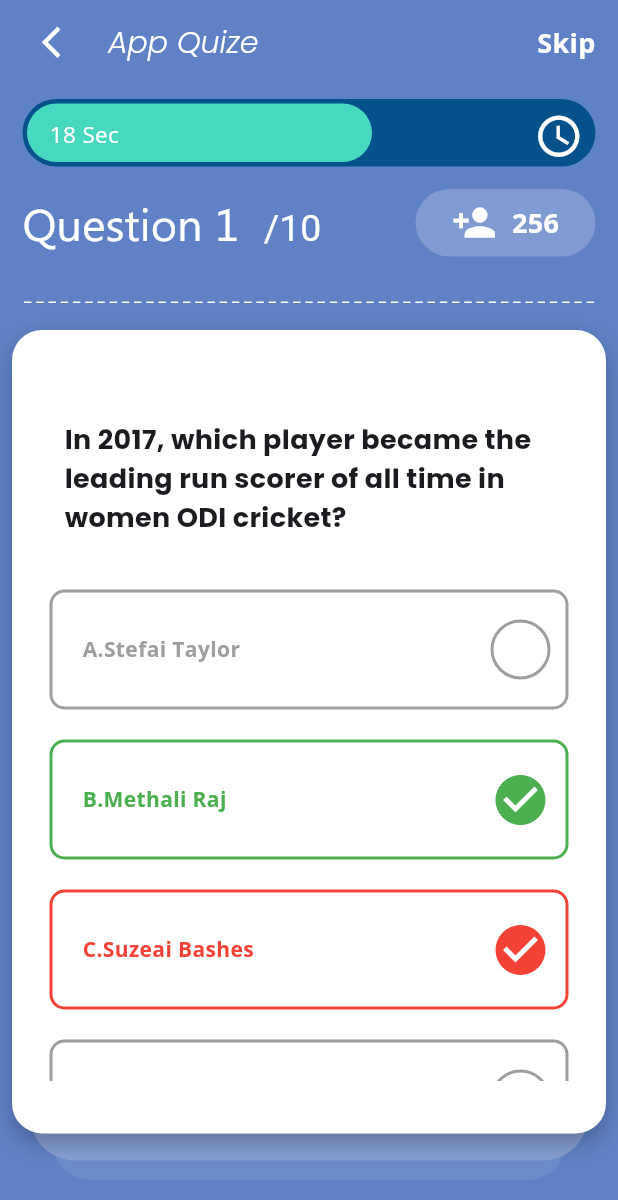
After one commit to sajidalikargili/School-ERP, a Flutter app: the PlayQuizePage screen opened by its route, on a phone screen of 412 x 824 dp. The commit adds this screen. Shown: the top 1200 px of the screen. Run offline on Flutter 3.47's test engine with Material 3 defaults, Android fonts, the phone set to English and light mode, and no system bars; drawn by our look-alikes of flutter_dash; our stand-ins replace dotted_border, go_router, google_fonts; missing offline and left inert: dart:ffi.

Commit message:
quize screen

```diff
--- /dev/null
+++ b/lib/data/question_model.dart
@@ -0,0 +1,6 @@
+import 'package:flutter/cupertino.dart';
+
+class QuestionModel{
+ final String title; final IconData? icon;final Color? color;
+  QuestionModel({required this.title, this.icon, this.color});
+}
--- a/lib/presentation/pages/play_quize.dart
+++ /dev/null
@@ -1,15 +0,0 @@
-import 'package:flutter/material.dart';
-
-class PlayQuizePage extends StatefulWidget {
-  const PlayQuizePage({super.key});
-
-  @override
-  State<PlayQuizePage> createState() => _PlayQuizePageState();
-}
-
-class _PlayQuizePageState extends State<PlayQuizePage> {
-  @override
-  Widget build(BuildContext context) {
-    return const Placeholder();
-  }
-}
--- /dev/null
+++ b/lib/presentation/pages/play_quize_page.dart
@@ -0,0 +1,221 @@
+import 'package:dotted_border/dotted_border.dart';
+import 'package:flutter/material.dart';
+import 'package:flutter_dash/flutter_dash.dart';
+import 'package:go_router/go_router.dart';
+import 'package:school_erp/presentation/widgets/clock_container.dart';
+import 'package:school_erp/utils/app_helper_method.dart';
+import 'package:school_erp/presentation/widgets/person_container.dart';
+import 'package:school_erp/presentation/widgets/question_headers.dart';
+import 'package:school_erp/presentation/widgets/question_option.dart';
+import 'package:school_erp/utils/app_colors.dart';
+import 'package:school_erp/utils/app_helper_method.dart';
+
+class PlayQuizePage extends StatefulWidget {
+  const PlayQuizePage({super.key});
+
+  @override
+  State<PlayQuizePage> createState() => _PlayQuizePageState();
+}
+
+class _PlayQuizePageState extends State<PlayQuizePage> {
+  @override
+  Widget build(BuildContext context) {
+    return Scaffold(
+      backgroundColor: AppColors.bgColor,
+     appBar: AppBar(
+       leading:Padding(padding: EdgeInsets.symmetric(horizontal: 20),child: IconButton(onPressed: (){
+         context.pop();
+       }, icon: Icon(Icons.arrow_back_ios,size: 25,color: Colors.white,)),),
+       title: Text('App Quize',style: TextStyle(fontFamily: 'Poppins',fontWeight: FontWeight.w300,fontSize: 20,fontStyle: FontStyle.italic,color: Colors.white),),
+       actions: [
+        Padding(padding: EdgeInsets.all(15),
+            child:  Text('Skip',style: TextStyle(fontSize: 18,fontWeight: FontWeight.bold,color: Colors.white),),)
+       ],
+       backgroundColor: AppColors.bgColor,
+     ),
+      body: Column(
+        children: [
+          ClockContainer('18 Sec',AppColors.tealgreenColor),
+       SizedBox(height: 5),
+          QuestionHeader(),
+          SizedBox(height: 30),
+          Dash(
+            direction: Axis.horizontal,
+            length: 380,
+            dashLength: 5,
+            dashColor: Colors.white,
+          ),
+          SizedBox(height: 10),
+          Stack(
+            clipBehavior: Clip.none,
+            children: [
+
+              // 🔵 Bottom overlapping layer (shadow design)
+              Positioned(
+                bottom: -10,
+                left: 20,
+                right: 20,
+                child: Container(
+                  height: 60,
+                  decoration: BoxDecoration(
+                    color:AppColors.waterishColor,
+                    borderRadius: BorderRadius.circular(30),
+                  ),
+                ),
+              ),
+              Positioned(
+                bottom: -23,
+                left: 35,
+                right: 35,
+                child: Container(
+                  height: 50,
+                  decoration: BoxDecoration(
+                    color:AppColors.waterishColor.withOpacity(0.30),
+                    borderRadius: BorderRadius.circular(35),
+                  ),
+                ),
+              ),
+              _QuestionCard()
+
+              // ⚪ Main white card
+              // Container(
+              //   margin: EdgeInsets.symmetric(horizontal: 16),
+              //   padding: EdgeInsets.symmetric(vertical: 35, horizontal: 15),
+              //   decoration: BoxDecoration(
+              //     color: Colors.white,
+              //     borderRadius: BorderRadius.circular(25),
+              //   ),
+              //   child: Column(
+              //     children: [
+              //
+              //     ],
+              //   ),
+              // ),
+            ],
+          )
+
+          //    Stack(
+       //      clipBehavior: Clip.none,
+       //      children: [
+       //        // 🔵 Background
+       //        Container(
+       //          height: 650,
+       //          width: 500,
+       //          color: Colors.blue, // your background color
+       //        ),
+       //
+       //
+       //        // ⚪ Overlapping white card
+       //        Positioned(
+       //          top: 10, // this controls overlap
+       //          left: 15,
+       //          right: 15,
+       //          child: _QuestionCard(),
+       //        ),
+       //      ],
+       //    )
+
+          // Expanded(child:Padding(padding: EdgeInsets.symmetric(vertical: 35,horizontal: 15),child:  Container(
+          //   decoration: BoxDecoration(
+          //       color: Colors.white,
+          //       borderRadius: BorderRadius.circular(20)
+          //   ),
+          // child: Column(
+          //   crossAxisAlignment: CrossAxisAlignment.center,
+          //   children: [
+          //     Padding(
+          //       padding: EdgeInsets.symmetric(vertical: 45, horizontal: 30),
+          //       child: Align(
+          //           alignment: Alignment.centerLeft,  // Changed from Alignment.center
+          //           child: Text(
+          //             'In 2017, which player became the leading run scorer of all time in women ODI cricket?',
+          //             style: TextStyle(
+          //                 fontFamily: 'Poppins',
+          //                 fontWeight: FontWeight.w700,
+          //                 fontSize: 18
+          //             ),
+          //           )
+          //       ),
+          //     ),
+          //     Expanded(
+          //         child: ListView.builder(
+          //             itemCount: HelperMethod.getQuestionList().length,  // Get the list length
+          //             itemBuilder: (context, index) {
+          //               final question = HelperMethod.getQuestionList()[index];  // Get item at index
+          //               return QuestionOption(
+          //                 title: question.title,
+          //                 icon: question.icon,
+          //                 color: question.color,
+          //               );
+          //             }
+          //         )
+          //     )
+          //
+          //   ],
+          // ),),
+          //   ),),
+
+
+
+
+
+        ],
+      ),
+    );
+  }
+}
+class _QuestionCard extends StatelessWidget {
+  @override
+  Widget build(BuildContext context) {
+    return Padding(
+      padding: const EdgeInsets.all(8.0),
+      child: Container(
+        height: MediaQuery.of(context).size.height * 0.65,
+        padding: EdgeInsets.symmetric(vertical: 35, horizontal: 15),
+        decoration: BoxDecoration(
+          color: Colors.white,
+          borderRadius: BorderRadius.circular(20),
+          boxShadow: [
+            BoxShadow(
+              color: Colors.black26,
+              blurRadius: 12,
+              offset: Offset(0, 6),
+            ),
+          ],
+        ),
+        child: Column(
+          children: [
+            Padding(
+              padding: EdgeInsets.symmetric(vertical: 25, horizontal: 20),
+              child: Align(
+                alignment: Alignment.centerLeft,
+                child: Text(
+                  'In 2017, which player became the leading run scorer of all time in women ODI cricket?',
+                  style: TextStyle(
+                    fontFamily: 'Poppins',
+                    fontWeight: FontWeight.w700,
+                    fontSize: 18,
+                  ),
+                ),
+              ),
+            ),
+
+            Expanded(
+              child: ListView.builder(
+                itemCount: HelperMethod.getQuestionList().length,
+                itemBuilder: (context, index) {
+                  final question = HelperMethod.getQuestionList()[index];
+                  return QuestionOption(
+                    title: question.title,
+                    icon: question.icon,
+                    color: question.color,
+                  );
+                },
+              ),
+            ),
+          ],
+        ),
+      ),
+    );
+  }
+}
--- a/lib/presentation/pages/profile_page.dart
+++ b/lib/presentation/pages/profile_page.dart
@@ -1,5 +1,5 @@
 import 'package:flutter/material.dart';
-import 'package:school_erp/presentation/pages/form_one.dart';
+import 'package:school_erp/presentation/widgets/form_one.dart';
 import 'package:school_erp/presentation/widgets/profile_container.dart';
 import 'package:school_erp/utils/app_colors.dart';
 import 'package:school_erp/utils/app_styles.dart';
--- a/lib/presentation/pages/signIn_page.dart
+++ b/lib/presentation/pages/signIn_page.dart
@@ -134,7 +134,7 @@ class _SigninPagesState extends State<SigninPages> {
                             backgroundColor: AppColors.bgColor
                           ),
                           onPressed: () {
-                            context.goNamed(AppRoute.homePage.name);
+                            context.goNamed(AppRoute.playquizePage.name);
                           },
                           child: Row(
                             mainAxisAlignment: MainAxisAlignment.center,
--- /dev/null
+++ b/lib/presentation/widgets/clock_container.dart
@@ -0,0 +1,48 @@
+import 'package:flutter/cupertino.dart';
+import 'package:flutter/material.dart';
+import 'package:school_erp/utils/app_colors.dart';
+
+Widget ClockContainer(String second,Color color){
+  return Container(
+    margin: EdgeInsets.symmetric(vertical: 10,horizontal: 15),
+    height: 45,
+    width: double.infinity,
+    decoration: BoxDecoration(
+      color:AppColors.deepBlue,
+      borderRadius: BorderRadius.circular(50)
+    ),
+    child: Row(
+      mainAxisAlignment: MainAxisAlignment.spaceBetween,
+      crossAxisAlignment: CrossAxisAlignment.center,
+      children: [
+    Padding(
+      padding: const EdgeInsets.all(3.0),
+      child: Container(
+        height: 60,
+        width: 230,
+        decoration: BoxDecoration(
+          color: color,
+          borderRadius: BorderRadius.circular(50)
+        ),
+        child: Column(
+          mainAxisAlignment: MainAxisAlignment.center,
+          crossAxisAlignment: CrossAxisAlignment.start,
+          children: [
+           Padding(
+             padding: const EdgeInsets.symmetric(horizontal: 15,vertical: 8),
+             child: Text(second,style: TextStyle(fontSize: 15,fontWeight: FontWeight.w400,color: Colors.white)),
+           )
+          ],
+        ),
+      ),
+    ),
+       Padding(
+         padding: const EdgeInsets.all(8.0),
+         child: Icon(Icons.watch_later_outlined,size: 33,color: Colors.white,),
+       )
+
+
+      ],
+    ),
+  );
+}
--- /dev/null
+++ b/lib/presentation/widgets/person_container.dart
@@ -0,0 +1,24 @@
+import 'package:flutter/cupertino.dart';
+import 'package:flutter/material.dart';
+import 'package:school_erp/utils/app_colors.dart';
+
+Widget PersonContainter(){
+  return Container(
+    margin: EdgeInsets.only(right: 15),
+    height: 45,
+    width: 120,
+    decoration: BoxDecoration(
+      color: Colors.white.withOpacity(0.20),
+      borderRadius: BorderRadius.circular(25)
+    ),
+    child: Row(
+      mainAxisAlignment: MainAxisAlignment.center,
+      crossAxisAlignment: CrossAxisAlignment.center,
+      children: [
+        Icon(Icons.person_add_sharp,color: Colors.white,size: 30),
+        SizedBox(width: 10),
+        Text('256',style: TextStyle(color: Colors.white,fontSize: 18,fontWeight: FontWeight.w700),)
+      ],
+    ),
+  );
+}
--- /dev/null
+++ b/lib/presentation/widgets/question_headers.dart
@@ -0,0 +1,45 @@
+import 'package:flutter/cupertino.dart';
+import 'package:flutter/material.dart';
+import 'package:school_erp/presentation/widgets/person_container.dart';
+
+class QuestionHeader extends StatelessWidget {
+  const QuestionHeader({
+    super.key,
+  });
+
+  @override
+  Widget build(BuildContext context) {
+    return Row(
+      mainAxisAlignment: MainAxisAlignment.spaceBetween,
+      children: [
+        Padding(
+          padding: const EdgeInsets.only(left: 15),
+          child: RichText(
+              text: TextSpan(
+                  text: 'Question 1',
+                  style: TextStyle(
+                      color: Colors.white,
+                      fontFamily: 'SegoeUI',
+                      fontSize: 30,
+                      fontWeight: FontWeight.w400
+                  ),
+                  children:[
+                    TextSpan(
+                        text: '  '
+
+                    ),
+                    TextSpan(
+                        text: '/10',
+                        style: TextStyle(
+                          color: Colors.white,
+                          fontSize: 25,
+                        )
+                    )
+                  ]
+              )),
+        ),
+        PersonContainter()
+      ],
+    );
+  }
+}
--- /dev/null
+++ b/lib/presentation/widgets/question_option.dart
@@ -0,0 +1,55 @@
+import 'package:flutter/material.dart';
+
+class QuestionOption extends StatelessWidget {
+  String title;
+  IconData? icon;
+  Color? color;
+    QuestionOption({
+    super.key,
+    required this.title,
+      this.color,
+      this.icon
+  });
+
+  @override
+  Widget build(BuildContext context) {
+    return Padding(
+      padding: const EdgeInsets.symmetric(vertical: 10,horizontal: 10),
+      child: Container(
+        height: 80,
+        width: double.infinity,
+        decoration: BoxDecoration(
+            color: Colors.white,
+            borderRadius: BorderRadius.circular(10),
+            border: color==0 ? Border.all(width: 2,color:  Colors.grey) : Border.all(width: 2,color:  color ?? Colors.grey)
+
+      ),
+        child: Row(
+          children: [
+            Expanded(child: Padding(
+              padding: const EdgeInsets.all(20.0),
+              child: Text(title,style: TextStyle(color: color ?? Colors.grey,fontWeight: FontWeight.w700),),
+            )),
+            Padding(
+              padding: const EdgeInsets.all(10.0),
+              child: Container(
+                  height: 40,
+                  width: 40,
+                  decoration: BoxDecoration(
+                      color: Colors.white,
+                      shape: BoxShape.circle,
+                      border:color==null ? Border.all(color: Colors.grey,width: 2) :null
+                  ),
+                  child: icon!=null ?Icon(
+                    Icons.check_circle,
+                    color:  color ?? Colors.grey,
+                    size: 40,  // Same as container size to fill completely
+                  ):null
+              ),
+            ),
+          ],
+        ),
+      ),
+    );
+  }
+}
--- a/lib/utils/app_colors.dart
+++ b/lib/utils/app_colors.dart
@@ -1,4 +1,6 @@
 import 'dart:ui';
+
+import 'package:flutter/material.dart';
 class AppColors{
   AppColors._();
   static const bgColor=Color(0xff5F82C6);
@@ -7,4 +9,9 @@ class AppColors{
   static const greyColor=Color(0xffCACACA);
   static const circleredBg=Color(0xffFFB1B1);
   static const circlegreenBg=Color(0xffA9F2A4);
+  static const tealgreenColor=Color(0xff46D9BF);
+  static const greenColor=Color(0xff6AC259);
+  static const redColor=Color(0xffE92E30);
+  static const deepBlue=Color(0xff05518B);
+  static const waterishColor=Color(0xff859FD1);
 }
--- a/lib/utils/app_helper_method.dart
+++ b/lib/utils/app_helper_method.dart
@@ -1,5 +1,8 @@
+import 'package:flutter/cupertino.dart';
+import 'package:flutter/material.dart';
 import 'package:school_erp/data/history_model.dart';
 import 'package:school_erp/data/item_model.dart';
+import 'package:school_erp/data/question_model.dart';
 import 'package:school_erp/utils/app_assets.dart';
 import 'package:school_erp/utils/app_constants.dart';
 
@@ -40,4 +43,12 @@ class HelperMethod{
 
    ];
   }
+  static List<QuestionModel> getQuestionList(){
+   return [
+     QuestionModel(title: 'A.Stefai Taylor'),
+     QuestionModel(title: 'B.Methali Raj', icon:   Icons.check_circle, color: Colors.green),
+     QuestionModel(title: 'C.Suzeai Bashes', icon:   Icons.check_circle, color: Colors.red),
+     QuestionModel(title: 'D.Harmanpreet Kaure'),
+   ];
+  }
 }
--- a/lib/utils/app_router.dart
+++ b/lib/utils/app_router.dart
@@ -3,7 +3,7 @@ import 'package:go_router/go_router.dart';
 import 'package:school_erp/presentation/pages/dasboard_page.dart';
 import 'package:school_erp/presentation/pages/home_page.dart';
 import 'package:school_erp/presentation/pages/online_pay_page.dart';
-import 'package:school_erp/presentation/pages/play_quize.dart';
+import 'package:school_erp/presentation/pages/play_quize_page.dart';
 import 'package:school_erp/presentation/pages/practise_page.dart';
 import 'package:school_erp/presentation/pages/signIn_page.dart';
 import 'package:school_erp/presentation/pages/splash_page.dart';
```
Also changed, not shown: pubspec.yaml (+11 -0 lines), assets/fonts/SegoeUI-Regular.ttf (added), lib/presentation/widgets/form_one.dart (renamed from lib/presentation/pages/form_one.dart), pubspec.lock.
